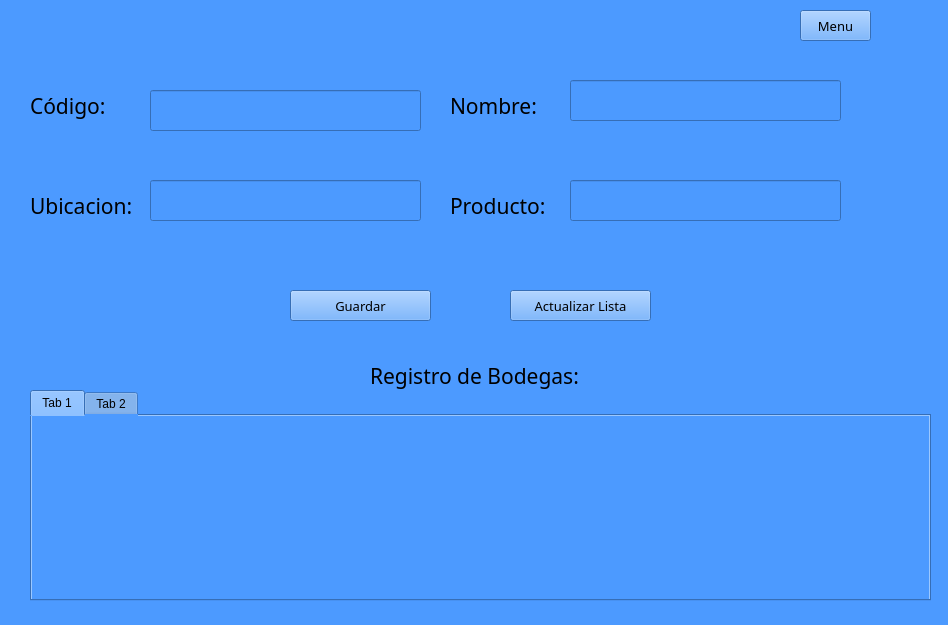
Before: the Qt Designer form UI/Inventario/UI_Listabodegas.ui in mariacorralesc/proyecto_Grupo3, drawn with Qt 5.
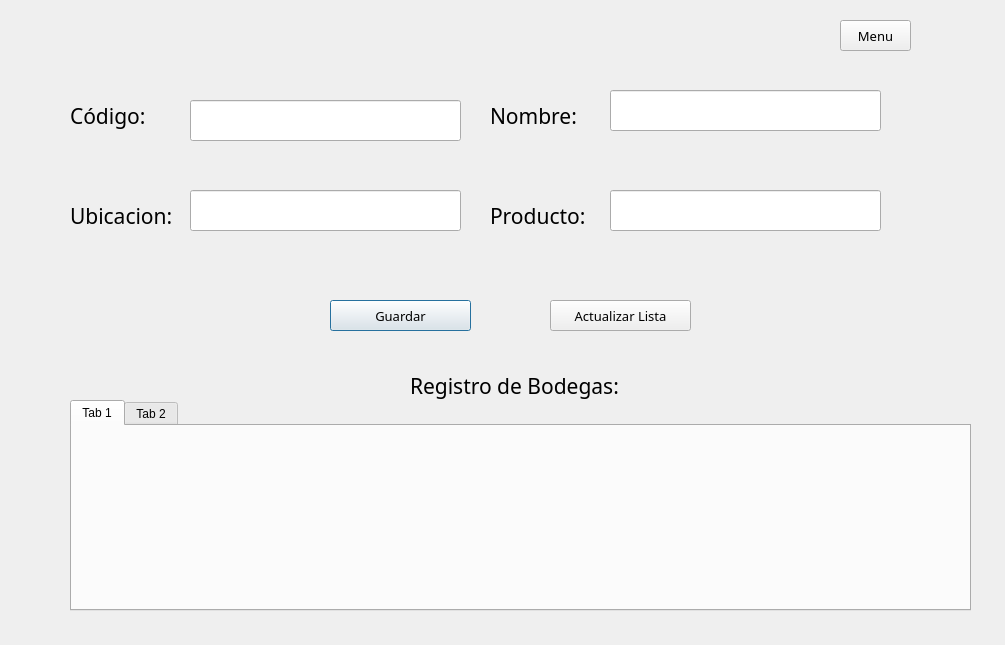
After: the same form once the commit is applied.

```diff
--- a/UI/Inventario/UI_Listabodegas.ui
+++ b/UI/Inventario/UI_Listabodegas.ui
@@ -1,70 +1,23 @@
 <?xml version="1.0" encoding="UTF-8"?>
 <ui version="4.0">
- <class>Listabodegas</class>
- <widget class="QMainWindow" name="Listabodegas">
+ <class>Bodegas</class>
+ <widget class="QDialog" name="Bodegas">
   <property name="geometry">
    <rect>
     <x>0</x>
     <y>0</y>
-    <width>948</width>
-    <height>625</height>
+    <width>1005</width>
+    <height>645</height>
    </rect>
   </property>
   <property name="windowTitle">
    <string>Lista de Bodegas</string>
   </property>
-  <property name="styleSheet">
-   <string notr="true">background-color: rgb(0, 0, 255);
-background-color: rgb(76, 154, 255);</string>
-  </property>
-  <widget class="QWidget" name="centralwidget">
-   <widget class="QLabel" name="lblProducto">
-    <property name="geometry">
-     <rect>
-      <x>450</x>
-      <y>80</y>
-      <width>101</width>
-      <height>51</height>
-     </rect>
-    </property>
-    <property name="font">
-     <font>
-      <family>Century Gothic</family>
-      <pointsize>16</pointsize>
-      <weight>50</weight>
-      <bold>false</bold>
-     </font>
-    </property>
-    <property name="text">
-     <string>Nombre:</string>
-    </property>
-   </widget>
-   <widget class="QLabel" name="lblCodigo">
-    <property name="geometry">
-     <rect>
-      <x>30</x>
-      <y>80</y>
-      <width>101</width>
-      <height>51</height>
-     </rect>
-    </property>
-    <property name="font">
-     <font>
-      <family>Century Gothic</family>
-      <pointsize>16</pointsize>
-      <weight>50</weight>
-      <bold>false</bold>
-     </font>
-    </property>
-    <property name="text">
-     <string>Código:</string>
-    </property>
-   </widget>
    <widget class="QPushButton" name="btGuardar">
     <property name="geometry">
      <rect>
-      <x>290</x>
-      <y>290</y>
+     <x>330</x>
+     <y>300</y>
       <width>141</width>
       <height>31</height>
      </rect>
@@ -79,11 +32,83 @@
      <string>Guardar</string>
     </property>
    </widget>
+  <widget class="QLabel" name="lblCodigo">
+   <property name="geometry">
+    <rect>
+     <x>70</x>
+     <y>90</y>
+     <width>101</width>
+     <height>51</height>
+    </rect>
+   </property>
+   <property name="font">
+    <font>
+     <family>Century Gothic</family>
+     <pointsize>16</pointsize>
+     <weight>50</weight>
+     <bold>false</bold>
+    </font>
+   </property>
+   <property name="text">
+    <string>Código:</string>
+   </property>
+  </widget>
+  <widget class="QLineEdit" name="txtNombre">
+   <property name="geometry">
+    <rect>
+     <x>610</x>
+     <y>90</y>
+     <width>271</width>
+     <height>41</height>
+    </rect>
+   </property>
+   <property name="font">
+    <font>
+     <family>Century Gothic</family>
+     <pointsize>16</pointsize>
+    </font>
+   </property>
+  </widget>
+  <widget class="QPushButton" name="btActualizar">
+   <property name="geometry">
+    <rect>
+     <x>550</x>
+     <y>300</y>
+     <width>141</width>
+     <height>31</height>
+    </rect>
+   </property>
+   <property name="font">
+    <font>
+     <family>Century Gothic</family>
+     <pointsize>10</pointsize>
+    </font>
+   </property>
+   <property name="text">
+    <string>Actualizar Lista</string>
+   </property>
+  </widget>
+  <widget class="QLineEdit" name="txtCodigo">
+   <property name="geometry">
+    <rect>
+     <x>190</x>
+     <y>100</y>
+     <width>271</width>
+     <height>41</height>
+    </rect>
+   </property>
+   <property name="font">
+    <font>
+     <family>Century Gothic</family>
+     <pointsize>16</pointsize>
+    </font>
+   </property>
+  </widget>
    <widget class="QLabel" name="lblRegistro">
     <property name="geometry">
      <rect>
-      <x>370</x>
-      <y>350</y>
+     <x>410</x>
+     <y>360</y>
       <width>231</width>
       <height>51</height>
      </rect>
@@ -103,8 +128,8 @@
    <widget class="QLabel" name="lblUbicacion">
     <property name="geometry">
      <rect>
-      <x>30</x>
-      <y>180</y>
+     <x>70</x>
+     <y>190</y>
       <width>111</width>
       <height>51</height>
      </rect>
@@ -121,51 +146,11 @@
      <string>Ubicacion:</string>
     </property>
    </widget>
-   <widget class="QLabel" name="lblProducto_2">
-    <property name="geometry">
-     <rect>
-      <x>450</x>
-      <y>180</y>
-      <width>111</width>
-      <height>51</height>
-     </rect>
-    </property>
-    <property name="font">
-     <font>
-      <family>Century Gothic</family>
-      <pointsize>16</pointsize>
-      <weight>50</weight>
-      <bold>false</bold>
-     </font>
-    </property>
-    <property name="text">
-     <string>Producto:</string>
-    </property>
-   </widget>
-   <widget class="QPushButton" name="btActualizar">
-    <property name="geometry">
-     <rect>
-      <x>510</x>
-      <y>290</y>
-      <width>141</width>
-      <height>31</height>
-     </rect>
-    </property>
-    <property name="font">
-     <font>
-      <family>Century Gothic</family>
-      <pointsize>10</pointsize>
-     </font>
-    </property>
-    <property name="text">
-     <string>Actualizar Lista</string>
-    </property>
-   </widget>
    <widget class="QLineEdit" name="txtUbicacion">
     <property name="geometry">
      <rect>
-      <x>150</x>
-      <y>180</y>
+     <x>190</x>
+     <y>190</y>
       <width>271</width>
       <height>41</height>
      </rect>
@@ -177,78 +162,11 @@
      </font>
     </property>
    </widget>
-   <widget class="QLineEdit" name="txtCodigo">
-    <property name="geometry">
-     <rect>
-      <x>150</x>
-      <y>90</y>
-      <width>271</width>
-      <height>41</height>
-     </rect>
-    </property>
-    <property name="font">
-     <font>
-      <family>Century Gothic</family>
-      <pointsize>16</pointsize>
-     </font>
-    </property>
-   </widget>
-   <widget class="QLineEdit" name="txtNombre">
-    <property name="geometry">
-     <rect>
-      <x>570</x>
-      <y>80</y>
-      <width>271</width>
-      <height>41</height>
-     </rect>
-    </property>
-    <property name="font">
-     <font>
-      <family>Century Gothic</family>
-      <pointsize>16</pointsize>
-     </font>
-    </property>
-   </widget>
-   <widget class="QLineEdit" name="txtProducto">
-    <property name="geometry">
-     <rect>
-      <x>570</x>
-      <y>180</y>
-      <width>271</width>
-      <height>41</height>
-     </rect>
-    </property>
-    <property name="font">
-     <font>
-      <family>Century Gothic</family>
-      <pointsize>16</pointsize>
-     </font>
-    </property>
-   </widget>
-   <widget class="QPushButton" name="btMenu">
-    <property name="geometry">
-     <rect>
-      <x>800</x>
-      <y>10</y>
-      <width>71</width>
-      <height>31</height>
-     </rect>
-    </property>
-    <property name="font">
-     <font>
-      <family>Century Gothic</family>
-      <pointsize>10</pointsize>
-     </font>
-    </property>
-    <property name="text">
-     <string>Menu</string>
-    </property>
-   </widget>
    <widget class="QTabWidget" name="tblproductos">
     <property name="geometry">
      <rect>
-      <x>30</x>
-      <y>390</y>
+     <x>70</x>
+     <y>400</y>
       <width>901</width>
       <height>211</height>
      </rect>
@@ -264,8 +182,83 @@
      </attribute>
     </widget>
    </widget>
+  <widget class="QLabel" name="lblProducto">
+   <property name="geometry">
+    <rect>
+     <x>490</x>
+     <y>90</y>
+     <width>101</width>
+     <height>51</height>
+    </rect>
+   </property>
+   <property name="font">
+    <font>
+     <family>Century Gothic</family>
+     <pointsize>16</pointsize>
+     <weight>50</weight>
+     <bold>false</bold>
+    </font>
+   </property>
+   <property name="text">
+    <string>Nombre:</string>
+   </property>
   </widget>
-  <widget class="QStatusBar" name="statusbar"/>
+  <widget class="QLabel" name="lblProducto_2">
+   <property name="geometry">
+    <rect>
+     <x>490</x>
+     <y>190</y>
+     <width>111</width>
+     <height>51</height>
+    </rect>
+   </property>
+   <property name="font">
+    <font>
+     <family>Century Gothic</family>
+     <pointsize>16</pointsize>
+     <weight>50</weight>
+     <bold>false</bold>
+    </font>
+   </property>
+   <property name="text">
+    <string>Producto:</string>
+   </property>
+  </widget>
+  <widget class="QPushButton" name="btMenu">
+   <property name="geometry">
+    <rect>
+     <x>840</x>
+     <y>20</y>
+     <width>71</width>
+     <height>31</height>
+    </rect>
+   </property>
+   <property name="font">
+    <font>
+     <family>Century Gothic</family>
+     <pointsize>10</pointsize>
+    </font>
+   </property>
+   <property name="text">
+    <string>Menu</string>
+   </property>
+  </widget>
+  <widget class="QLineEdit" name="txtProducto">
+   <property name="geometry">
+    <rect>
+     <x>610</x>
+     <y>190</y>
+     <width>271</width>
+     <height>41</height>
+    </rect>
+   </property>
+   <property name="font">
+    <font>
+     <family>Century Gothic</family>
+     <pointsize>16</pointsize>
+    </font>
+   </property>
+  </widget>
  </widget>
  <resources/>
  <connections/>
```
Left out of the diff: 2 changed lines with no effect on the pictures. Lines whose indentation alone changed are shown as unchanged.
